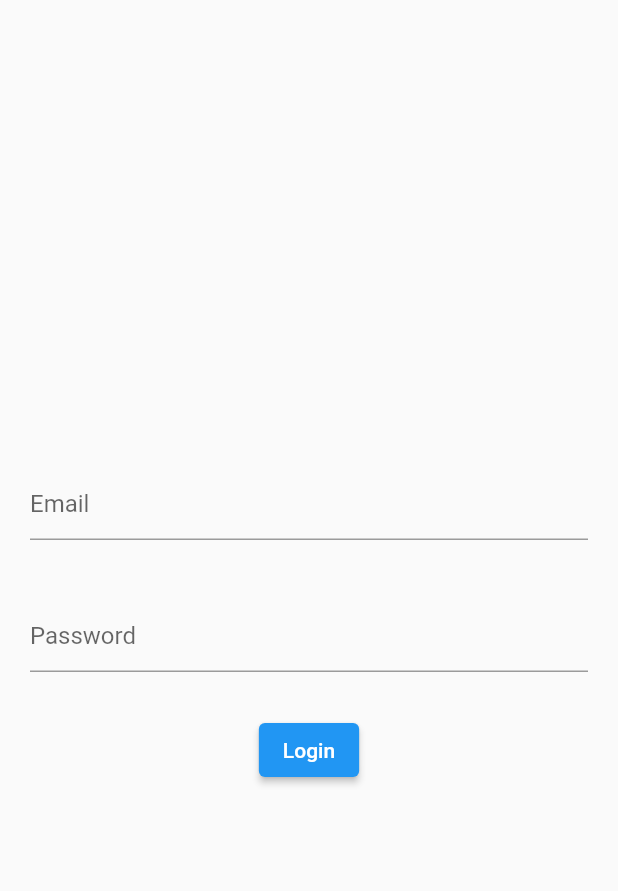
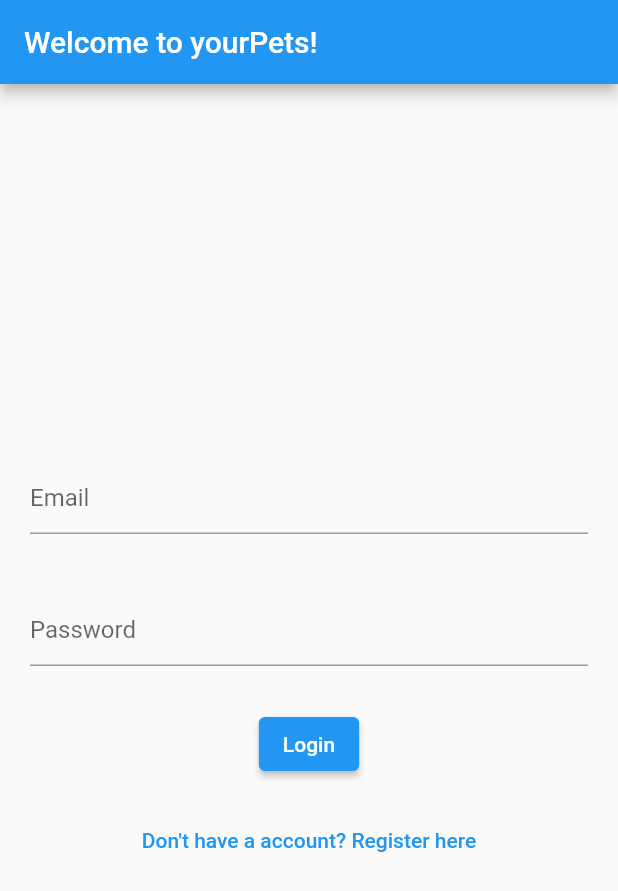
Before and after one commit to TrungTo13803/Your_pet, a Flutter app: the screen it shows after launch, on a phone screen of 412 x 824 dp. Shown: the top 891 px of the screen. Run offline on Flutter 3.47's test engine with Material 2 defaults, Android fonts, the phone set to English and light mode, and no system bars; our stand-ins replace device_preview, firebase_auth, firebase_core; accounts and stored records are empty.

Commit message:
new commit

```diff
--- a/lib/main.dart
+++ b/lib/main.dart
@@ -1,11 +1,12 @@
-import 'package:demo/views/login_view.dart';
+import 'package:demo/views/user_auth_views/login_view.dart';
+import 'package:demo/views/user_auth_views/user_auth_page.dart';
 import 'package:flutter/foundation.dart';
 import 'package:flutter/material.dart';
-import 'package:demo/views/main_page.dart';
 import 'package:device_preview/device_preview.dart';
-import 'package:demo/views/register_view.dart';
-import 'package:firebase_core/firebase_core.dart';
-import 'firebase_options.dart';
+import 'package:demo/views/user_auth_views/register_view.dart';
+//import 'package:demo/views/main_page.dart';
+//import 'package:firebase_core/firebase_core.dart';
+//import 'firebase_options.dart';
 
 
 
@@ -30,8 +31,12 @@ class MyHome extends StatelessWidget {
         locale: DevicePreview.locale(context),
         builder: DevicePreview.appBuilder,
         debugShowCheckedModeBanner: false,
-        title: "yourPet",
-        home: const LoginView(),
+        title: "yourPets",
+        home: const UserAuthView(),
+        routes: {
+          '/login/': (context) => const LoginView(),
+          '/register/': (context) => const RegisterView(),
+        },
     );
   }
 }
--- a/lib/views/login_view.dart
+++ /dev/null
@@ -1,122 +0,0 @@
-import 'package:flutter/material.dart';
-import 'package:firebase_auth/firebase_auth.dart';
-import 'package:firebase_core/firebase_core.dart';
-import 'package:demo/firebase_options.dart';
-
-// Login view
-class LoginView extends StatefulWidget {
-  const LoginView({super.key});
-
-  @override
-  State<LoginView> createState() => _LoginViewState();
-}
-
-class _LoginViewState extends State<LoginView> {
-  late final TextEditingController _email;
-  late final TextEditingController _password;
-
-  @override
-  void initState() {
-    _email = TextEditingController();
-    _password = TextEditingController();
-    super.initState();
-  }
-
-  @override
-  void dispose() {
-    _email.dispose();
-    _password.dispose();
-    super.dispose();
-  }
-
-  @override
-  Widget build(BuildContext context) {
-    return Scaffold(
-      body: FutureBuilder(
-        future: Firebase.initializeApp(
-          options: DefaultFirebaseOptions.currentPlatform,
-        ),
-        builder: (context, snapshot) {
-          switch (snapshot.connectionState) {
-            case ConnectionState.done:
-              return _LoginViewPageUI(email: _email, password: _password);
-
-            default:
-              return const Text('Loading...');
-          }
-        }
-      )
-    );
-  }
-}
-
-class _LoginViewPageUI extends StatelessWidget {
-  const _LoginViewPageUI({
-    required TextEditingController email,
-    required TextEditingController password,
-  }) : _email = email, _password = password;
-
-  final TextEditingController _email;
-  final TextEditingController _password;
-
-  @override
-  Widget build(BuildContext context) {
-    return Column(
-      mainAxisAlignment: MainAxisAlignment.center,
-      // crossAxisAlignment: CrossAxisAlignment.center,
-      children: [
-        Padding(
-          padding: const EdgeInsets.all(20.0),
-          child: TextField(
-            controller: _email,
-            enableSuggestions: false,
-            autocorrect: false,
-            keyboardType: TextInputType.emailAddress,
-            decoration: const InputDecoration(
-              hintText: 'Email'
-            ),
-          ),
-        ),
-
-        Padding(
-          padding: const EdgeInsets.all(20.0),
-          child: TextField(
-            controller: _password,
-            obscureText: true,
-            enableSuggestions: false,
-            autocorrect: false,
-            decoration: const InputDecoration(
-              hintText: 'Password'
-            ),
-          ),
-        ),
-
-        Padding(
-          padding: const EdgeInsets.all(8.0),
-          child: ElevatedButton(
-            onPressed: () async {
-              final email = _email.text;
-              final password = _password.text;
-              try {
-                final userCredential = await FirebaseAuth.instance.signInWithEmailAndPassword(
-                  email: email,
-                  password: password
-                );
-                print(userCredential);
-              } on FirebaseAuthException catch(e) {
-                if (e.code == 'user-not-found') {
-                  print('User not found');
-                } else if (e.code == 'wrong-password') {
-                  print('Wrong password');
-                }
-              }
-            },
-            style: const ButtonStyle(
-            ),
-            child: const Text('Login'),
-          ),
-        )
-      ],
-    );
-  }
-}
--- a/lib/views/main_page.dart
+++ b/lib/views/main_page.dart
@@ -266,7 +266,7 @@ class _OngoingEventsBox2 extends StatelessWidget {
     return Padding(
       padding: const EdgeInsets.fromLTRB(25, 0, 25, 0),
       child: SizedBox(
-          height: MediaQuery.of(context).size.height * 0.15,
+          height: MediaQuery.of(context).size.height * 0.13,
           child: DecoratedBox(
               decoration: BoxDecoration(
                   borderRadius: BorderRadius.circular(16),
@@ -350,7 +350,7 @@ class _OngoingEventsBox extends StatelessWidget {
     return Padding(
       padding: const EdgeInsets.fromLTRB(25, 0, 25, 0),
       child: SizedBox(
-        height: MediaQuery.of(context).size.height * 0.15,
+        height: MediaQuery.of(context).size.height * 0.13,
         child: DecoratedBox(
           decoration: BoxDecoration(
               borderRadius: BorderRadius.circular(16),
--- /dev/null
+++ b/lib/views/user_auth_views/login_view.dart
@@ -0,0 +1,112 @@
+import 'package:flutter/material.dart';
+import 'package:firebase_auth/firebase_auth.dart';
+
+
+// Login view
+class LoginView extends StatefulWidget {
+  const LoginView({super.key});
+
+  @override
+  State<LoginView> createState() => _LoginViewState();
+}
+
+class _LoginViewState extends State<LoginView> {
+  late final TextEditingController _email;
+  late final TextEditingController _password;
+
+  @override
+  void initState() {
+    _email = TextEditingController();
+    _password = TextEditingController();
+    super.initState();
+  }
+
+  @override
+  void dispose() {
+    _email.dispose();
+    _password.dispose();
+    super.dispose();
+  }
+
+  @override
+  Widget build(BuildContext context) {
+    return Scaffold(
+      appBar: AppBar(
+        title: const Text('Welcome to yourPets!'),
+      ),
+
+      body: Column(
+        mainAxisAlignment: MainAxisAlignment.center,
+        // crossAxisAlignment: CrossAxisAlignment.center,
+        children: [
+          Padding(
+            padding: const EdgeInsets.all(20.0),
+            child: TextField(
+              controller: _email,
+              enableSuggestions: false,
+              autocorrect: false,
+              keyboardType: TextInputType.emailAddress,
+              decoration: const InputDecoration(
+                hintText: 'Email'
+              ),
+            ),
+          ),
+
+          Padding(
+            padding: const EdgeInsets.all(20.0),
+            child: TextField(
+              controller: _password,
+              obscureText: true,
+              enableSuggestions: false,
+              autocorrect: false,
+              decoration: const InputDecoration(
+                hintText: 'Password'
+              ),
+            ),
+          ),
+
+          Padding(
+            padding: const EdgeInsets.all(8.0),
+            child: ElevatedButton(
+              onPressed: () async {
+                final email = _email.text;
+                final password = _password.text;
+                try {
+                  final userCredential = await FirebaseAuth.instance.signInWithEmailAndPassword(
+                    email: email,
+                    password: password
+                  );
+                  print(userCredential);
+                } on FirebaseAuthException catch(e) {
+                  if (e.code == 'user-not-found') {
+                    print('User not found');
+                  } else if (e.code == 'wrong-password') {
+                    print('Wrong password');
+                  }
+                }
+              },
+              style: ButtonStyle(
+
+              ),
+              child: const Text('Login'),
+            ),
+          ),
+
+          Padding(
+            padding: const EdgeInsets.all(8.0),
+            child: TextButton(
+              onPressed: () {
+                Navigator.of(context).pushNamedAndRemoveUntil(
+                  '/register/',
+                  (route) => false
+                );
+              },
+              child: const Text("Don't have a account? Register here",
+              ),
+            )
+          )
+        ],
+      ),
+    );
+  }
+}
--- /dev/null
+++ b/lib/views/user_auth_views/user_auth_page.dart
@@ -0,0 +1,41 @@
+import 'package:demo/views/main_page.dart';
+import 'package:demo/views/user_auth_views/login_view.dart';
+import 'package:demo/views/user_auth_views/verify_email_view.dart';
+import 'package:flutter/material.dart';
+import 'package:firebase_auth/firebase_auth.dart';
+import 'package:firebase_core/firebase_core.dart';
+import 'package:demo/firebase_options.dart';
+
+// Login view
+class UserAuthView extends StatelessWidget {
+  const UserAuthView({super.key});
+
+  @override
+  Widget build(BuildContext context) {
+    return FutureBuilder(
+        future: Firebase.initializeApp(
+          options: DefaultFirebaseOptions.currentPlatform,
+        ),
+        builder: (context, snapshot) {
+          switch (snapshot.connectionState) {
+            case ConnectionState.done:
+              final user = FirebaseAuth.instance.currentUser;
+              if (user != null) {
+                if (user.emailVerified) {
+                  print("user is verified");
+
+                } else {
+                  return const VerifyEmailView();
+                }
+              } else {
+                return const LoginView();
+              }
+              return const MainPage();
+            default:
+              return const CircularProgressIndicator();
+          }
+        }
+      );
+  }
+
+}
```
Also changed, not shown: lib/views/account_page.dart (+10 -26 lines), lib/views/register_view.dart (deleted, +0 -124 lines), lib/views/user_auth_views/register_view.dart (added, +108 -0 lines), lib/views/user_auth_views/verify_email_view.dart (added, +62 -0 lines).
